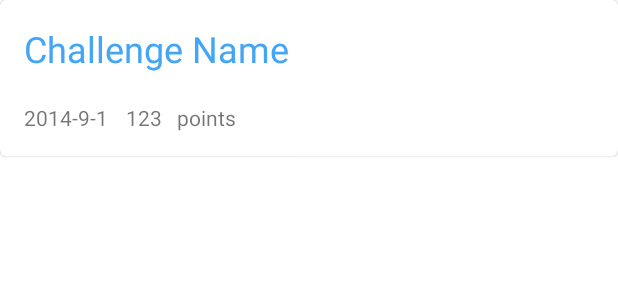
After one commit to DanielZhangLing/RunningSquad, an Android app: the layout record_item.xml on its own in the app's theme, with its tools: preview values and no code run, on a phone screen of 412 x 824 dp. The commit adds this screen. Shown: the top 300 px of the screen. Run offline under Robolectric (Android 15) with nearby library versions, the phone set to English and light mode, and no system bars; Roboto replaces fonts that are not available here.

Commit message:
finish personal

```diff
--- a/app/src/main/java/neu/edu/runningsquad/model/Position.java
+++ b/app/src/main/java/neu/edu/runningsquad/model/Position.java
@@ -1,4 +1,6 @@
 package neu.edu.runningsquad.model;
 
 public class Position {
+    public Float latitude;
+    public Float longitude;
 }
--- a/app/src/main/res/layout/activity_personal.xml
+++ b/app/src/main/res/layout/activity_personal.xml
@@ -11,7 +11,7 @@
         android:id="@+id/group_search_layout"
         android:layout_width="match_parent"
         android:layout_height="wrap_content"
-        android:background="@color/md_blue_600"
+        android:background="@color/colorPrimary"
         android:orientation="vertical"
         android:padding="16dp">
 
@@ -243,6 +243,7 @@
         app:layout_constraintTop_toTopOf="parent" />
 
     <ListView
+        android:id="@+id/personal_records_list"
         android:layout_width="match_parent"
         android:layout_height="match_parent" />
 </LinearLayout>
--- /dev/null
+++ b/app/src/main/res/layout/record_item.xml
@@ -0,0 +1,68 @@
+<?xml version="1.0" encoding="utf-8"?>
+<android.support.design.card.MaterialCardView
+    xmlns:android="http://schemas.android.com/apk/res/android"
+    xmlns:app="http://schemas.android.com/apk/res-auto"
+    xmlns:tools="http://schemas.android.com/tools"
+    android:layout_width="match_parent"
+    android:layout_height="wrap_content">
+
+    <android.support.constraint.ConstraintLayout
+        android:layout_width="match_parent"
+        android:layout_height="104dp"
+        app:layout_constraintBottom_toBottomOf="@+id/record_challenge_name"
+        app:layout_constraintEnd_toEndOf="@+id/record_challenge_name"
+        app:layout_constraintStart_toEndOf="@+id/record_challenge_name"
+        app:layout_constraintTop_toBottomOf="@+id/record_challenge_name">
+
+
+        <TextView
+            android:id="@+id/record_challenge_name"
+            android:layout_width="wrap_content"
+            android:layout_height="wrap_content"
+            android:layout_marginLeft="16dp"
+            android:layout_marginStart="16dp"
+            android:layout_marginTop="16dp"
+            android:text="Challenge Name"
+            android:textColor="@color/md_blue_400"
+            android:textSize="24dp"
+            app:layout_constraintStart_toStartOf="parent"
+            app:layout_constraintTop_toTopOf="parent" />
+
+        <TextView
+            android:id="@+id/record_points"
+            android:layout_width="wrap_content"
+            android:layout_height="wrap_content"
+            android:layout_marginLeft="12dp"
+            android:layout_marginStart="12dp"
+            android:text="123"
+            app:layout_constraintBaseline_toBaselineOf="@+id/textView2"
+            app:layout_constraintStart_toEndOf="@+id/record_challenge_date" />
+
+        <TextView
+            android:id="@+id/textView2"
+            android:layout_width="wrap_content"
+            android:layout_height="wrap_content"
+            android:layout_marginBottom="16dp"
+            android:layout_marginLeft="10dp"
+            android:layout_marginStart="10dp"
+            android:text="points"
+            app:layout_constraintBottom_toBottomOf="parent"
+            app:layout_constraintStart_toEndOf="@+id/record_points" />
+
+        <TextView
+            android:id="@+id/record_challenge_date"
+            android:layout_width="wrap_content"
+            android:layout_height="wrap_content"
+            android:layout_marginLeft="16dp"
+            android:layout_marginStart="16dp"
+            android:text="2014-9-1"
+            app:layout_constraintBottom_toBottomOf="@+id/record_points"
+            app:layout_constraintStart_toStartOf="parent"
+            app:layout_constraintTop_toTopOf="@+id/record_points" />
+
+
+    </android.support.constraint.ConstraintLayout>
+
+
+
+</android.support.design.card.MaterialCardView>
```
Also changed, not shown: app/src/main/java/neu/edu/runningsquad/PersonalActivity.java (+33 -1 lines), app/src/main/java/neu/edu/runningsquad/util/RecordAdapter.java (added, +42 -0 lines), app/src/main/res/layout/score_item.xml (+10 -8 lines).
